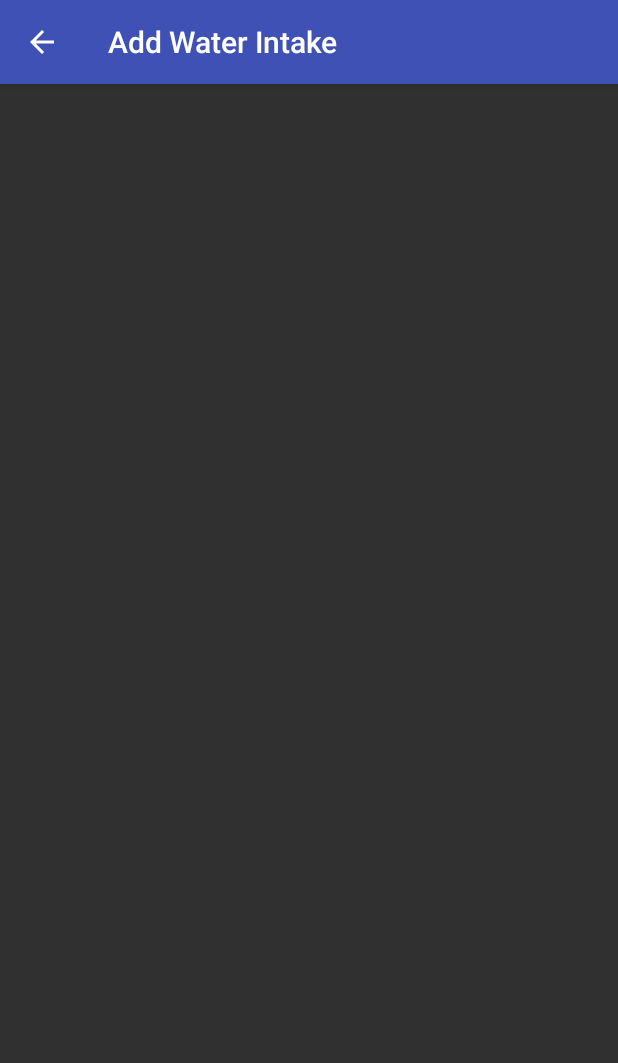
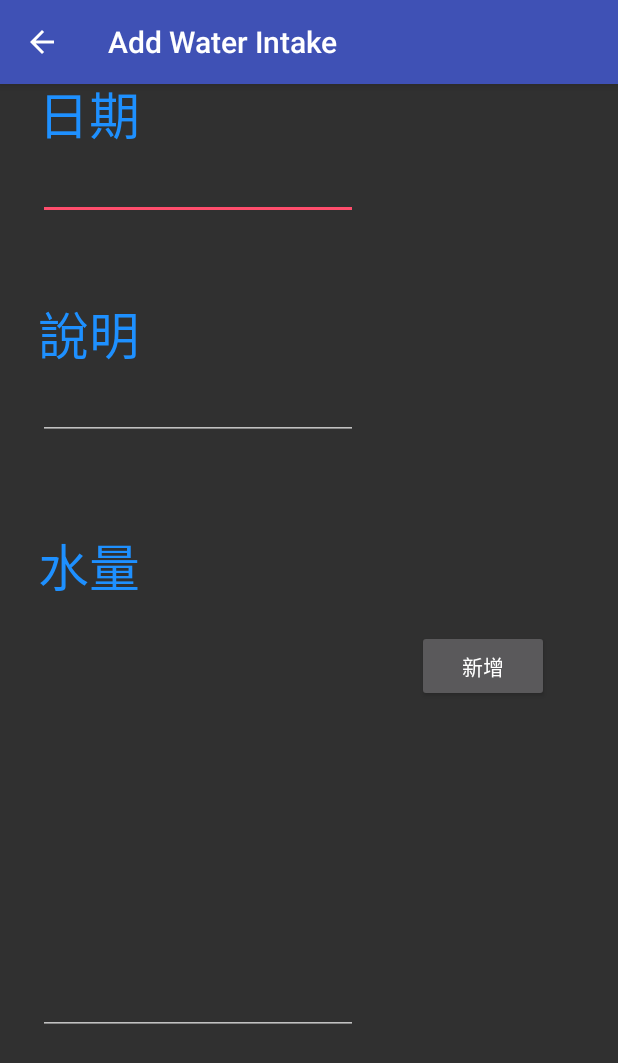
Before and after one commit to zivalee/Simplendar, an Android app: the add_water screen opened directly, with no data from a screen before it, on a phone screen of 412 x 824 dp. Shown: the top 1063 px of the screen. Run offline under Robolectric (Android 15) with nearby library versions, the phone set to English and light mode, and no system bars.

Commit message:
Add water and idea pages

```diff
--- a/app/src/main/java/com/example/ziva/myapplication/add_water.java
+++ b/app/src/main/java/com/example/ziva/myapplication/add_water.java
@@ -4,9 +4,14 @@ import android.support.v7.app.ActionBar;
 import android.support.v7.app.AppCompatActivity;
 import android.os.Bundle;
 import android.support.v7.widget.Toolbar;
+import android.view.View;
+import android.widget.EditText;
 
 public class add_water extends AppCompatActivity {
 
+    private EditText edDate2;
+    private EditText edInfo2;
+    private EditText edAmount2;
     @Override
     protected void onCreate(Bundle savedInstanceState) {
         super.onCreate(savedInstanceState);
@@ -18,5 +23,11 @@ public class add_water extends AppCompatActivity {
         // 返回鍵
         ActionBar ab = getSupportActionBar();
         ab.setDisplayHomeAsUpEnabled(true);
+
+    }
+    private void findViews() {
+        edDate2 = (EditText) findViewById(R.id.ed_date2);
+        edInfo2 = (EditText) findViewById(R.id.ed_info2);
+        edAmount2 = (EditText) findViewById(R.id.ed_amount2);
     }
 }
--- a/app/src/main/res/layout/activity_add_water.xml
+++ b/app/src/main/res/layout/activity_add_water.xml
@@ -5,9 +5,100 @@
     android:layout_width="match_parent"
     android:layout_height="match_parent"
     tools:context=".add_water">
+
     <include
         android:id="@+id/appbar"
         layout="@layout/toolbar">
     </include>
 
+    <TextView
+        android:id="@+id/ed_date1"
+        android:layout_width="wrap_content"
+        android:layout_height="wrap_content"
+        android:layout_marginLeft="25dp"
+        android:layout_marginStart="25dp"
+        android:layout_marginTop="50dp"
+        android:text="日期"
+        android:textAppearance="@style/TextAppearance.AppCompat.Display1"
+        android:textColor="#1e90ff"
+        app:layout_constraintStart_toStartOf="parent"
+        app:layout_constraintTop_toTopOf="parent"
+        tools:ignore="MissingConstraints" />
+
+    <EditText
+        android:id="@+id/ed_date2"
+        android:layout_width="wrap_content"
+        android:layout_height="wrap_content"
+        android:layout_marginLeft="25dp"
+        android:layout_marginStart="25dp"
+        android:ems="10"
+        android:inputType="date"
+        app:layout_constraintStart_toStartOf="parent"
+        app:layout_constraintTop_toBottomOf="@+id/ed_date1"
+        tools:ignore="DuplicateIds,NotSibling" />
+
+    <TextView
+        android:id="@+id/ed_info1"
+        android:layout_width="wrap_content"
+        android:layout_height="wrap_content"
+        android:layout_marginLeft="25dp"
+        android:layout_marginStart="25dp"
+        android:layout_marginTop="50dp"
+        android:text="說明"
+        android:textAppearance="@style/TextAppearance.AppCompat.Display1"
+        android:textColor="#1e90ff"
+        app:layout_constraintStart_toStartOf="parent"
+        app:layout_constraintTop_toBottomOf="@+id/ed_date2" />
+
+    <EditText
+        android:id="@+id/ed_info2"
+        android:layout_width="wrap_content"
+        android:layout_height="wrap_content"
+        android:layout_marginLeft="25dp"
+        android:layout_marginStart="25dp"
+        android:ems="10"
+        android:inputType="textPersonName"
+        app:layout_constraintStart_toStartOf="parent"
+        app:layout_constraintTop_toBottomOf="@+id/ed_info1"
+        tools:ignore="DuplicateIds,MissingConstraints,NotSibling,UnknownId" />
+
+    <TextView
+        android:id="@+id/ed_amount1"
+        android:layout_width="wrap_content"
+        android:layout_height="wrap_content"
+        android:layout_marginLeft="25dp"
+        android:layout_marginStart="25dp"
+        android:layout_marginTop="58dp"
+        android:text="水量"
+        android:textAppearance="@style/TextAppearance.AppCompat.Display1"
+        android:textColor="#1e90ff"
+        app:layout_constraintStart_toStartOf="parent"
+        app:layout_constraintTop_toBottomOf="@+id/ed_info2"
+        tools:ignore="DuplicateIds,MissingConstraints" />
+
+    <EditText
+        android:id="@+id/ed_amount2"
+        android:layout_width="wrap_content"
+        android:layout_height="wrap_content"
+        android:layout_marginBottom="134dp"
+        android:layout_marginLeft="25dp"
+        android:layout_marginStart="25dp"
+        android:ems="10"
+        android:inputType="number"
+        app:layout_constraintBottom_toBottomOf="parent"
+        app:layout_constraintStart_toStartOf="parent"
+        app:layout_constraintTop_toBottomOf="@+id/ed_amount"
+        app:layout_constraintVertical_bias="1.0"
+        tools:ignore="DuplicateIds,NotSibling,UnknownId" />
+
+    <Button
+        android:id="@+id/add"
+        android:layout_width="wrap_content"
+        android:layout_height="wrap_content"
+        android:layout_marginLeft="278dp"
+        android:layout_marginStart="278dp"
+        android:layout_marginTop="420dp"
+        android:text="新增"
+        app:layout_constraintStart_toStartOf="parent"
+        app:layout_constraintTop_toTopOf="parent" />
 </android.support.constraint.ConstraintLayout>
```
Also changed, not shown: app/src/main/res/layout/activity_add_idea.xml (+42 -1 lines).
